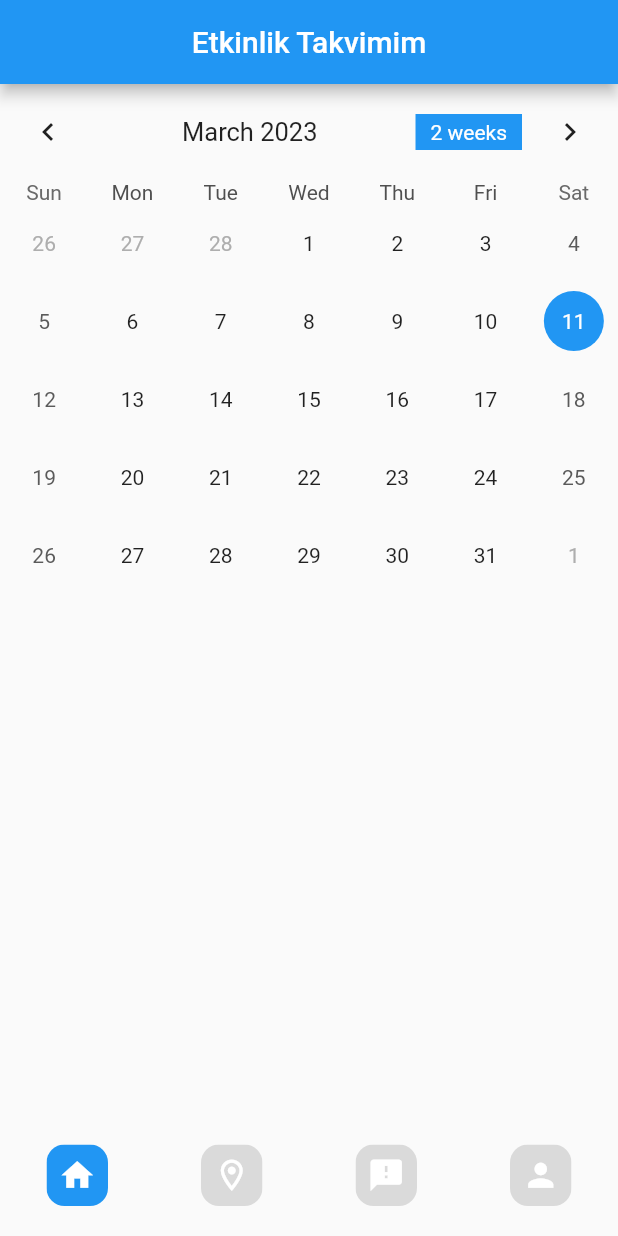
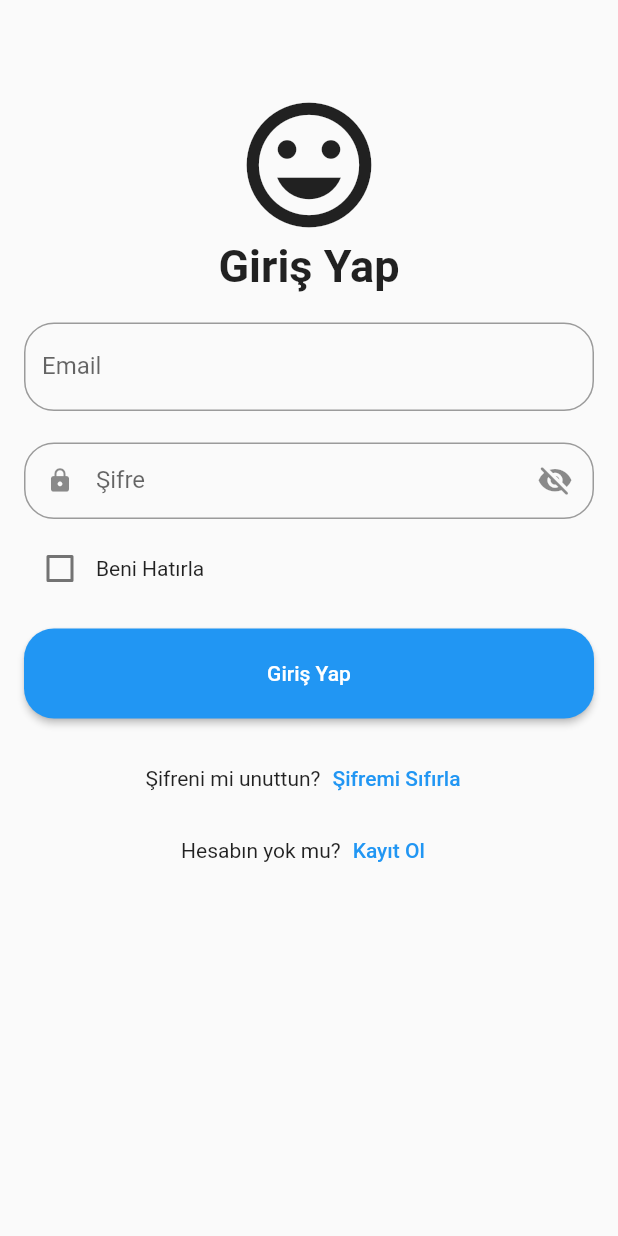
Before and after one commit to omerkupeli/ebilet-mobil, a Flutter app: the screen it shows after launch, on a phone screen of 412 x 824 dp. Run offline on Flutter 3.47's test engine with Material 2 defaults, Android fonts, the phone set to English and light mode, and no system bars; drawn by our look-alikes of table_calendar; our stand-ins replace qr_flutter; missing offline and left inert: image_stack.

Commit message:
login ekranı tasarlandı

```diff
--- a/lib/main.dart
+++ b/lib/main.dart
@@ -1,6 +1,7 @@
 import 'package:flutter/material.dart';
 import 'package:mobil_bilet1/screens/MyCalendar.dart';
 import 'package:mobil_bilet1/screens/home.dart';
+import 'package:mobil_bilet1/screens/loginPage.dart';
 
 import 'Event.dart';
 import 'MyNotifications.dart';
@@ -19,7 +20,7 @@ class MyApp extends StatelessWidget {
       theme: ThemeData(
         primarySwatch: Colors.blue,
       ),
-      home: const MyCalendar(),
+      home: LoginPage(),
     );
   }
 }
--- /dev/null
+++ b/lib/screens/loginPage.dart
@@ -0,0 +1,175 @@
+import 'package:flutter/material.dart';
+
+class LoginPage extends StatefulWidget {
+  @override
+  _LoginPageState createState() => _LoginPageState();
+}
+
+class _LoginPageState extends State<LoginPage> {
+  final _formKey = GlobalKey<FormState>();
+  final TextEditingController _emailController = TextEditingController();
+  final TextEditingController _passwordController = TextEditingController();
+  final textFieldFocusNode = FocusNode();
+  bool _obscured = false;
+  AutovalidateMode _autovalidateMode = AutovalidateMode.disabled;
+  void _toggleObscured() {
+    setState(() {
+      _obscured = !_obscured;
+      if (textFieldFocusNode.hasPrimaryFocus)
+        return; // If focus is on text field, dont unfocus
+      textFieldFocusNode.canRequestFocus =
+          false; // Prevents focus if tap on eye
+    });
+  }
+
+  @override
+  Widget build(BuildContext context) {
+    return Scaffold(
+      resizeToAvoidBottomInset: false,
+      body: Padding(
+        padding: EdgeInsets.fromLTRB(16, 60, 16, 16),
+        child: Form(
+          key: _formKey,
+          autovalidateMode: _autovalidateMode,
+          child: Column(
+            crossAxisAlignment: CrossAxisAlignment.start,
+            children: <Widget>[
+              Column(
+                children: [
+                  Row(
+                    mainAxisAlignment: MainAxisAlignment.center,
+                    children: [
+                      Container(
+                        child: Icon(
+                          Icons.tag_faces_outlined,
+                          size: 100,
+                        ),
+                      ),
+                    ],
+                  ),
+                  Text(
+                    'Giriş Yap',
+                    style: TextStyle(
+                      fontSize: 30,
+                      fontWeight: FontWeight.bold,
+                    ),
+                  )
+                ],
+              ),
+              SizedBox(height: 20.0),
+              Container(
+                height: 60,
+                child: TextFormField(
+                  controller: _emailController,
+                  keyboardType: TextInputType.visiblePassword,
+                  validator: (value) {
+                    if (value == null || value.isEmpty) {
+                      return 'Lütfen email adresinizi girin';
+                    }
+                    return null;
+                  },
+                  decoration: InputDecoration(
+                    labelText: 'Email',
+                    border: OutlineInputBorder(
+                      borderRadius: BorderRadius.circular(20.0),
+                    ),
+                  ),
+                ),
+              ),
+              SizedBox(height: 20.0),
+              Container(
+                height: 60,
+                child: TextFormField(
+                  controller: _passwordController,
+                  validator: (value) {
+                    if (value == null || value.isEmpty) {
+                      return 'Lütfen şifrenizi girin';
+                    }
+                    return null;
+                  },
+                  obscureText: _obscured,
+                  keyboardType: TextInputType.text,
+                  focusNode: textFieldFocusNode,
+                  decoration: InputDecoration(
+                      floatingLabelBehavior: FloatingLabelBehavior.never,
+                      labelText: 'Şifre',
+                      isDense: true,
+                      border: OutlineInputBorder(
+                        borderRadius: BorderRadius.circular(20.0),
+                      ),
+                      prefixIcon: Icon(Icons.lock_rounded),
+                      suffixIcon: Padding(
+                        padding: const EdgeInsets.fromLTRB(0, 0, 4, 0),
+                        child: GestureDetector(
+                          onTap: _toggleObscured,
+                          child: Icon(
+                            _obscured
+                                ? Icons.visibility_rounded
+                                : Icons.visibility_off_rounded,
+                            size: 24,
+                          ),
+                        ),
+                      )),
+                ),
+              ),
+              Row(
+                children: [
+                  Checkbox(
+                    value: false,
+                    onChanged: (value) {},
+                  ),
+                  Text('Beni Hatırla'),
+                ],
+              ),
+              Padding(
+                padding: const EdgeInsets.symmetric(vertical: 16.0),
+                child: Container(
+                  width: double.infinity,
+                  height: 60,
+                  child: ElevatedButton(
+                    style: ElevatedButton.styleFrom(
+                      shape: RoundedRectangleBorder(
+                        borderRadius: BorderRadius.circular(20.0),
+                      ),
+                    ),
+                    onPressed: () {
+                      if (_formKey.currentState != null &&
+                          _formKey.currentState!.validate()) {
+                        // form is valid, send data to API
+                      } else {
+                        setState(() {
+                          _autovalidateMode = AutovalidateMode.always;
+                        });
+                      }
+                    },
+                    child: Text('Giriş Yap'),
+                  ),
+                ),
+              ),
+              Row(
+                mainAxisAlignment: MainAxisAlignment.center,
+                children: [
+                  Text('Şifreni mi unuttun?'),
+                  TextButton(
+                    onPressed: () {},
+                    child: Text('Şifremi Sıfırla'),
+                  ),
+                ],
+              ),
+              Row(
+                mainAxisAlignment: MainAxisAlignment.center,
+                children: [
+                  Text('Hesabın yok mu?'),
+                  TextButton(
+                    onPressed: () {},
+                    child: Text('Kayıt Ol'),
+                  ),
+                ],
+              ),
+            ],
+          ),
+        ),
+      ),
+    );
+  }
+}
```
